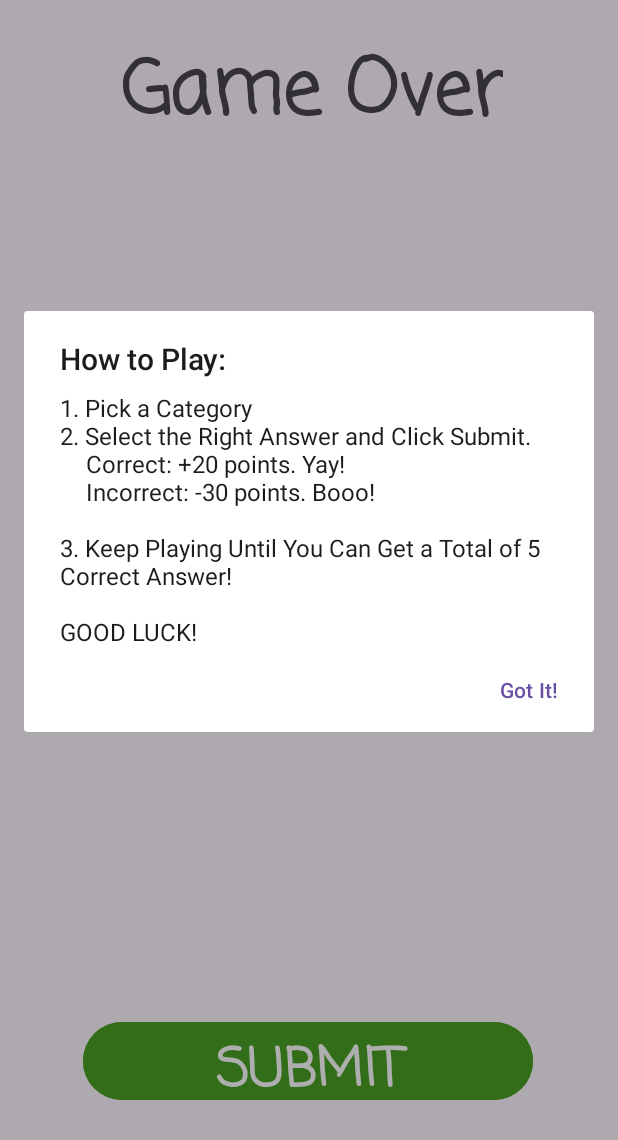
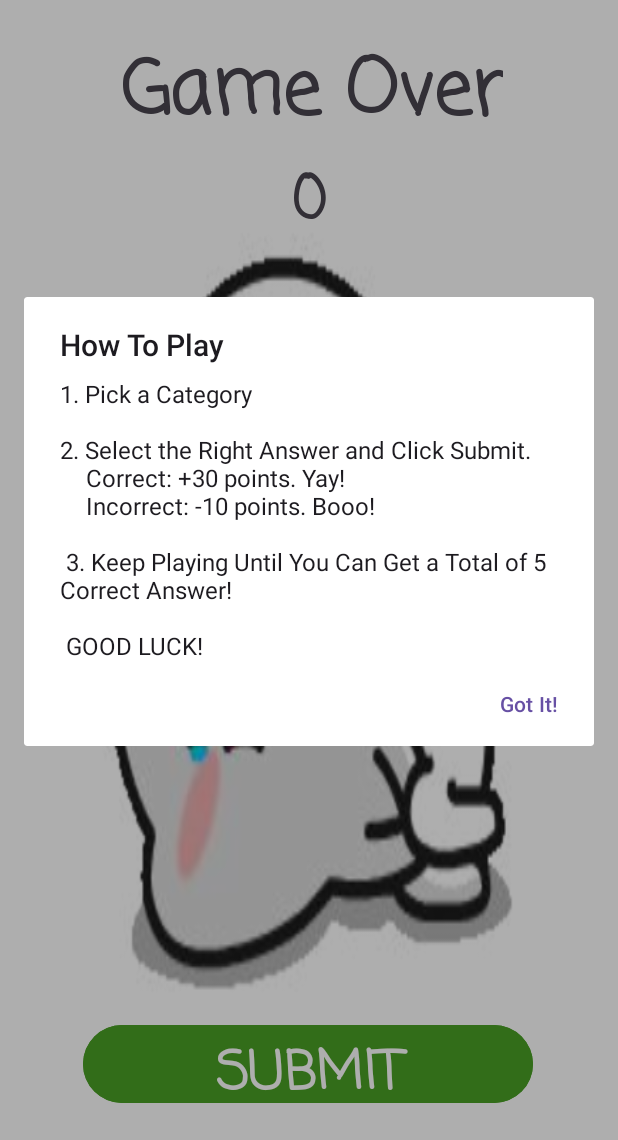
Before and after one commit to Jennifer-10982/TriviaQuestion, an Android app: the GameOverPage screen opened directly, with no data from a screen before it, after a tap on "About", on a phone screen of 412 x 824 dp, the part 96-1236 px from its top. Run offline under Robolectric (Android 15) with nearby library versions, the phone set to English and light mode, and no system bars; network calls fail.

Commit message:
Commit: Finish Design and Translation

```diff
--- a/app/src/main/java/algonquin/cst2335/triviaquestion/GameOverPage.java
+++ b/app/src/main/java/algonquin/cst2335/triviaquestion/GameOverPage.java
@@ -35,20 +35,15 @@ public class GameOverPage extends AppCompatActivity {
     public boolean onOptionsItemSelected(@NonNull MenuItem item) {
         if(item.getItemId() == R.id.item_1){
             AlertDialog.Builder builder = new AlertDialog.Builder(GameOverPage.this);
-            builder.setMessage("1. Pick a Category\n" +
-                            "2. Select the Right Answer and Click Submit.\n" +
-                            "\t Correct: +20 points. Yay!\n" +
-                            "\t Incorrect: -30 points. Booo!\n\n" +
-                            "3. Keep Playing Until You Can Get a Total of 5 Correct Answer!\n\n" +
-                            "GOOD LUCK!")
-                    .setTitle("How to Play: ")
-                    .setPositiveButton("Got It!", ((dialog, clk) -> {
+            builder.setMessage(getString(R.string.message))
+                    .setTitle(getString(R.string.title2))
+                    .setPositiveButton(getString((R.string.gotit)), ((dialog, clk) -> {
                         dialog.cancel();
                     }));
 
             builder.create().show();
         }else
-            Toast.makeText(GameOverPage.this, "Cannot Perform Deletion", Toast.LENGTH_SHORT).show();
+            Toast.makeText(GameOverPage.this, getString(R.string.denyAction), Toast.LENGTH_SHORT).show();
         return true;
     }
 
--- a/app/src/main/res/layout/input_page.xml
+++ b/app/src/main/res/layout/input_page.xml
@@ -3,7 +3,9 @@
     xmlns:app="http://schemas.android.com/apk/res-auto"
     xmlns:tools="http://schemas.android.com/tools"
     android:layout_width="match_parent"
-    android:layout_height="match_parent">
+    android:layout_height="match_parent"
+    android:background="@drawable/failure3"
+    >
 
     <TextView
         android:id="@+id/gameOver"
@@ -23,13 +25,14 @@
         android:id="@+id/display_points"
         android:layout_width="234dp"
         android:layout_height="56dp"
-        android:layout_marginTop="100dp"
+        android:layout_marginTop="4dp"
         android:fontFamily="casual"
         android:gravity="center"
         android:text="Points"
         android:textSize="40dp"
         android:textStyle="bold"
         app:layout_constraintEnd_toEndOf="parent"
+        app:layout_constraintHorizontal_bias="0.502"
         app:layout_constraintStart_toStartOf="parent"
         app:layout_constraintTop_toBottomOf="@+id/gameOver" />
 
@@ -37,7 +40,7 @@
         android:id="@+id/editText"
         android:layout_width="234dp"
         android:layout_height="56dp"
-        android:layout_marginTop="100dp"
+        android:layout_marginTop="40dp"
         android:fontFamily="casual"
         android:gravity="center"
         android:hint="Insert Player Name"
@@ -45,6 +48,7 @@
         android:textSize="20dp"
         android:textStyle="bold"
         app:layout_constraintEnd_toEndOf="parent"
+        app:layout_constraintHorizontal_bias="0.502"
         app:layout_constraintStart_toStartOf="parent"
         app:layout_constraintTop_toBottomOf="@+id/display_points" />
 
@@ -62,7 +66,7 @@
         app:layout_constraintHorizontal_bias="0.495"
         app:layout_constraintStart_toStartOf="parent"
         app:layout_constraintTop_toBottomOf="@+id/editText"
-        app:layout_constraintVertical_bias="0.92" />
+        app:layout_constraintVertical_bias="0.954" />
 
     <androidx.appcompat.widget.Toolbar
         android:id="@+id/myToolbar"
--- a/app/src/main/res/layout/selection_frag.xml
+++ b/app/src/main/res/layout/selection_frag.xml
@@ -4,7 +4,8 @@
     xmlns:tools="http://schemas.android.com/tools"
     android:layout_width="match_parent"
     android:layout_height="match_parent"
-    android:background="@color/white">
+    android:background="@drawable/chalkboard"
+    >
 
     <TextView
         android:id="@+id/selected_points"
@@ -15,6 +16,7 @@
         android:text="points"
         android:textSize="40dp"
         android:textStyle="bold"
+        android:textColor="@color/white"
         app:layout_constraintEnd_toEndOf="parent"
         app:layout_constraintStart_toStartOf="parent"
         app:layout_constraintTop_toBottomOf="@+id/selected_name" />
@@ -29,6 +31,7 @@
         android:text="username goes here"
         android:textSize="40dp"
         android:textStyle="bold"
+        android:textColor="@color/white"
         app:layout_constraintEnd_toEndOf="parent"
         app:layout_constraintStart_toStartOf="parent"
         app:layout_constraintTop_toBottomOf="@+id/student" />
@@ -43,6 +46,7 @@
         android:text="@string/student"
         android:textSize="50dp"
         android:textStyle="bold"
+        android:textColor="@color/white"
         app:layout_constraintBottom_toBottomOf="parent"
         app:layout_constraintEnd_toEndOf="parent"
         app:layout_constraintHorizontal_bias="0.497"
--- a/app/src/main/res/values/strings.xml
+++ b/app/src/main/res/values/strings.xml
@@ -6,6 +6,17 @@
     <string name="author">Made By: Jennifer Huynh</string>
     <string name="submit">SUBMIT</string>
     <string name="game_over">Game Over</string>
+    <string name="message">1. Pick a Category\n\n2. Select the Right Answer and Click Submit.\n\t Correct: +30 points. Yay!\n\t Incorrect: -10 points. Booo!\n\n
+                           3. Keep Playing Until You Can Get a Total of 5 Correct Answer!\n\n
+                           GOOD LUCK!</string>
+    <string name="deletemsg">Are You Sure You Want to Delete This Champion:</string>
+    <string name="title2">How To Play</string>
+    <string name="deltitle">WARNING</string>
+    <string name="posBtn">Confirm</string>
+    <string name="negBtn">Go Back</string>
+    <string name="undo">Undo</string>
+    <string name="confirmdeletion">Has Been Eliminated</string>
+    <string name="denyAction">"Cannot Perform Action"</string>
     <string-array name="categories">
         <item>Geography</item>
         <item>Mythology</item>
@@ -14,5 +25,7 @@
         <item>Art</item>
     </string-array>
     <string name="student">STUDENT</string>
+    <string name="gotit">Got It!</string>
+
 
 </resources>
```
Also changed, not shown: app/src/main/java/algonquin/cst2335/triviaquestion/LeadershipBoardPage.java (+9 -14 lines), app/src/main/java/algonquin/cst2335/triviaquestion/Questionnaire_Page.java (+9 -13 lines), app/src/main/res/layout/leadership_details_layout.xml (+6 -3 lines), app/src/main/res/layout/score_list.xml (+5 -2 lines), app/src/main/res/drawable/chalkboard.jpg (added), app/src/main/res/drawable/failure.jpg (added), app/src/main/res/drawable/failure2.jpg (added), app/src/main/res/drawable/failure3.jpg (added), 1 other file.
